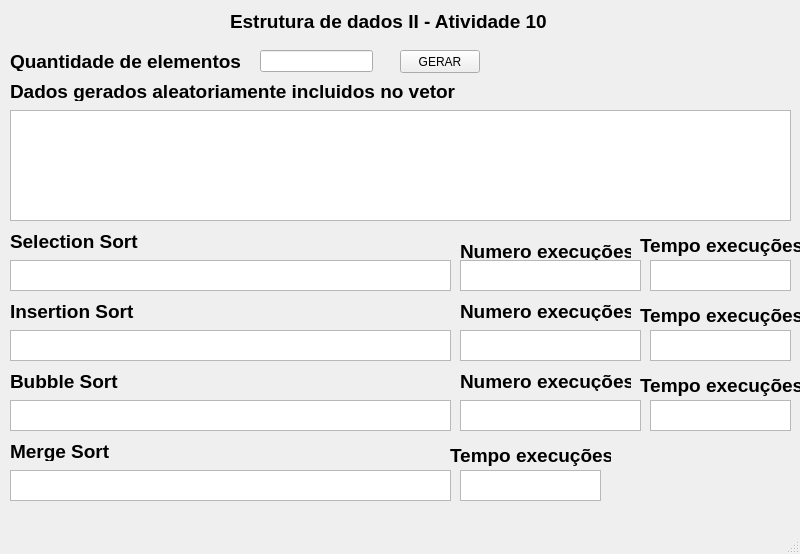
Old version of the form mainwindow.ui in the repository cpedrohenrique1/EDIIAtiv10.
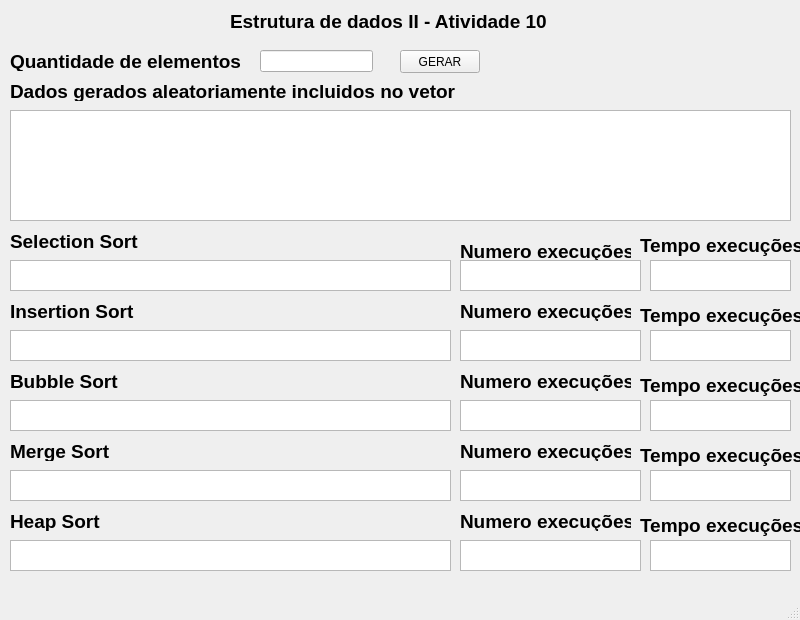
New version of the form.

Commit message: finalizacao implementacao heap sort

Diff of the .ui file:
```diff
--- a/mainwindow.ui
+++ b/mainwindow.ui
@@ -7,7 +7,7 @@
     <x>0</x>
     <y>0</y>
     <width>800</width>
-    <height>554</height>
+    <height>620</height>
    </rect>
   </property>
   <property name="windowTitle">
@@ -296,7 +296,7 @@
    <widget class="QLabel" name="label_14">
     <property name="geometry">
      <rect>
-      <x>450</x>
+      <x>640</x>
       <y>440</y>
       <width>161</width>
       <height>31</height>
@@ -332,13 +332,105 @@
    <widget class="QTextEdit" name="textEdit_merge_sort_tempo_execucoes">
     <property name="geometry">
      <rect>
+      <x>650</x>
+      <y>470</y>
+      <width>141</width>
+      <height>31</height>
+     </rect>
+    </property>
+   </widget>
+   <widget class="QLabel" name="label_13">
+    <property name="geometry">
+     <rect>
       <x>460</x>
+      <y>440</y>
+      <width>171</width>
+      <height>21</height>
+     </rect>
+    </property>
+    <property name="text">
+     <string>&lt;html&gt;&lt;head/&gt;&lt;body&gt;&lt;p&gt;&lt;span style=&quot; font-size:14pt; font-weight:700;&quot;&gt;Numero execuções&lt;/span&gt;&lt;/p&gt;&lt;/body&gt;&lt;/html&gt;</string>
+    </property>
+   </widget>
+   <widget class="QTextEdit" name="textEdit_merge_sort_nmr_execucoes">
+    <property name="geometry">
+     <rect>
+      <x>460</x>
       <y>470</y>
+      <width>181</width>
+      <height>31</height>
+     </rect>
+    </property>
+   </widget>
+   <widget class="QTextEdit" name="textEdit_heap_sort">
+    <property name="geometry">
+     <rect>
+      <x>10</x>
+      <y>540</y>
+      <width>441</width>
+      <height>31</height>
+     </rect>
+    </property>
+   </widget>
+   <widget class="QTextEdit" name="textEdit_heap_sort_tempo_execucoes">
+    <property name="geometry">
+     <rect>
+      <x>650</x>
+      <y>540</y>
       <width>141</width>
       <height>31</height>
      </rect>
     </property>
    </widget>
+   <widget class="QTextEdit" name="textEdit_heap_sort_nmr_execucoes">
+    <property name="geometry">
+     <rect>
+      <x>460</x>
+      <y>540</y>
+      <width>181</width>
+      <height>31</height>
+     </rect>
+    </property>
+   </widget>
+   <widget class="QLabel" name="label_16">
+    <property name="geometry">
+     <rect>
+      <x>10</x>
+      <y>510</y>
+      <width>101</width>
+      <height>21</height>
+     </rect>
+    </property>
+    <property name="text">
+     <string>&lt;html&gt;&lt;head/&gt;&lt;body&gt;&lt;p&gt;&lt;span style=&quot; font-size:14pt; font-weight:704;&quot;&gt;Heap Sort&lt;/span&gt;&lt;/p&gt;&lt;/body&gt;&lt;/html&gt;</string>
+    </property>
+   </widget>
+   <widget class="QLabel" name="label_17">
+    <property name="geometry">
+     <rect>
+      <x>640</x>
+      <y>510</y>
+      <width>161</width>
+      <height>31</height>
+     </rect>
+    </property>
+    <property name="text">
+     <string>&lt;html&gt;&lt;head/&gt;&lt;body&gt;&lt;p&gt;&lt;span style=&quot; font-size:14pt; font-weight:700;&quot;&gt;Tempo execuções&lt;/span&gt;&lt;/p&gt;&lt;/body&gt;&lt;/html&gt;</string>
+    </property>
+   </widget>
+   <widget class="QLabel" name="label_18">
+    <property name="geometry">
+     <rect>
+      <x>460</x>
+      <y>510</y>
+      <width>171</width>
+      <height>21</height>
+     </rect>
+    </property>
+    <property name="text">
+     <string>&lt;html&gt;&lt;head/&gt;&lt;body&gt;&lt;p&gt;&lt;span style=&quot; font-size:14pt; font-weight:700;&quot;&gt;Numero execuções&lt;/span&gt;&lt;/p&gt;&lt;/body&gt;&lt;/html&gt;</string>
+    </property>
+   </widget>
   </widget>
   <widget class="QMenuBar" name="menubar">
    <property name="geometry">
```
The commit also changes 2 other files.
